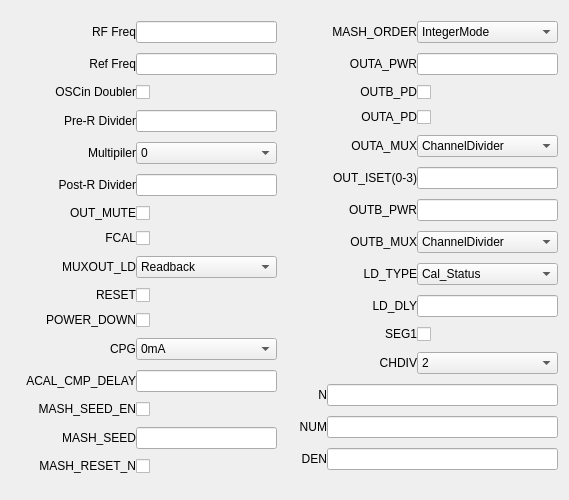
First picture: the form in RDDT/chip/lmx2594.ui, repository Andydingbing/SPC5, before the edit.
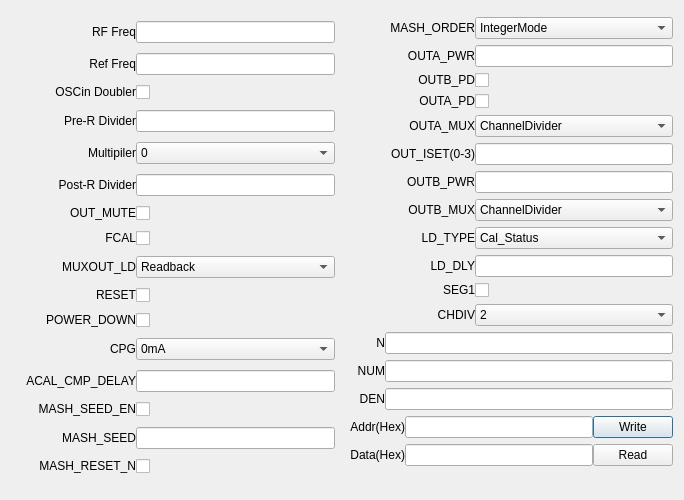
Second picture: the form after the edit. Custom widgets are drawn as their Qt base class.

What changed in the file:
```diff
--- a/RDDT/chip/lmx2594.ui
+++ b/RDDT/chip/lmx2594.ui
@@ -9,7 +9,7 @@
    <rect>
     <x>0</x>
     <y>0</y>
-    <width>569</width>
+    <width>684</width>
     <height>500</height>
    </rect>
   </property>
@@ -1270,6 +1270,78 @@
        </item>
       </layout>
      </item>
+     <item>
+      <layout class="QHBoxLayout" name="horizontalLayout_47">
+       <item>
+        <widget class="QLabel" name="labelAddr">
+         <property name="sizePolicy">
+          <sizepolicy hsizetype="Fixed" vsizetype="Fixed">
+           <horstretch>0</horstretch>
+           <verstretch>0</verstretch>
+          </sizepolicy>
+         </property>
+         <property name="minimumSize">
+          <size>
+           <width>35</width>
+           <height>0</height>
+          </size>
+         </property>
+         <property name="text">
+          <string>Addr(Hex)</string>
+         </property>
+         <property name="alignment">
+          <set>Qt::AlignRight|Qt::AlignTrailing|Qt::AlignVCenter</set>
+         </property>
+        </widget>
+       </item>
+       <item>
+        <widget class="QLineEdit" name="lineEditAddr"/>
+       </item>
+       <item>
+        <widget class="QPushButton" name="pushButtonWrite">
+         <property name="text">
+          <string>Write</string>
+         </property>
+        </widget>
+       </item>
+      </layout>
+     </item>
+     <item>
+      <layout class="QHBoxLayout" name="horizontalLayout_48">
+       <item>
+        <widget class="QLabel" name="labelData">
+         <property name="sizePolicy">
+          <sizepolicy hsizetype="Fixed" vsizetype="Fixed">
+           <horstretch>0</horstretch>
+           <verstretch>0</verstretch>
+          </sizepolicy>
+         </property>
+         <property name="minimumSize">
+          <size>
+           <width>35</width>
+           <height>0</height>
+          </size>
+         </property>
+         <property name="text">
+          <string>Data(Hex)</string>
+         </property>
+         <property name="alignment">
+          <set>Qt::AlignRight|Qt::AlignTrailing|Qt::AlignVCenter</set>
+         </property>
+        </widget>
+       </item>
+       <item>
+        <widget class="QLineEdit" name="lineEditData"/>
+       </item>
+       <item>
+        <widget class="QPushButton" name="pushButtonRead">
+         <property name="text">
+          <string>Read</string>
+         </property>
+        </widget>
+       </item>
+      </layout>
+     </item>
     </layout>
    </item>
   </layout>
```
